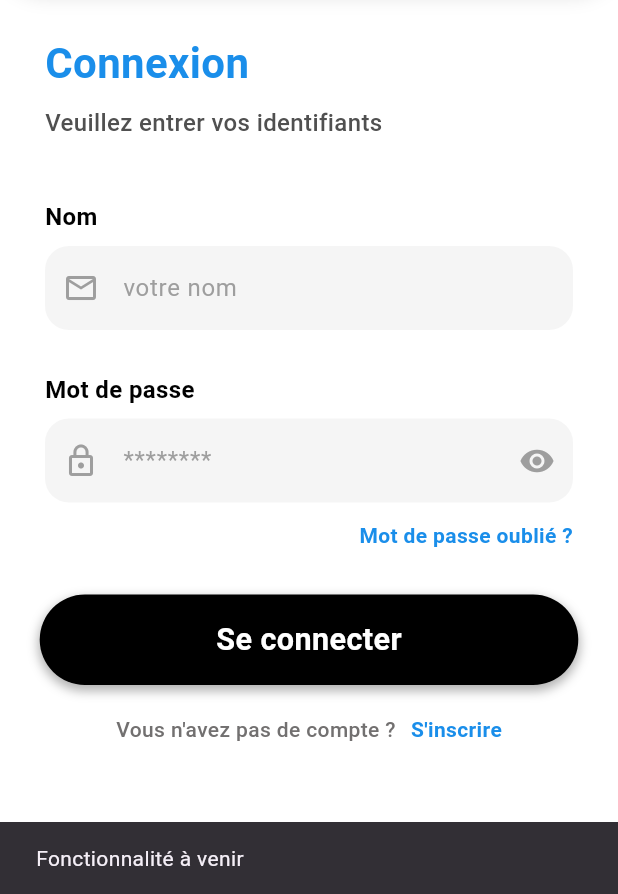
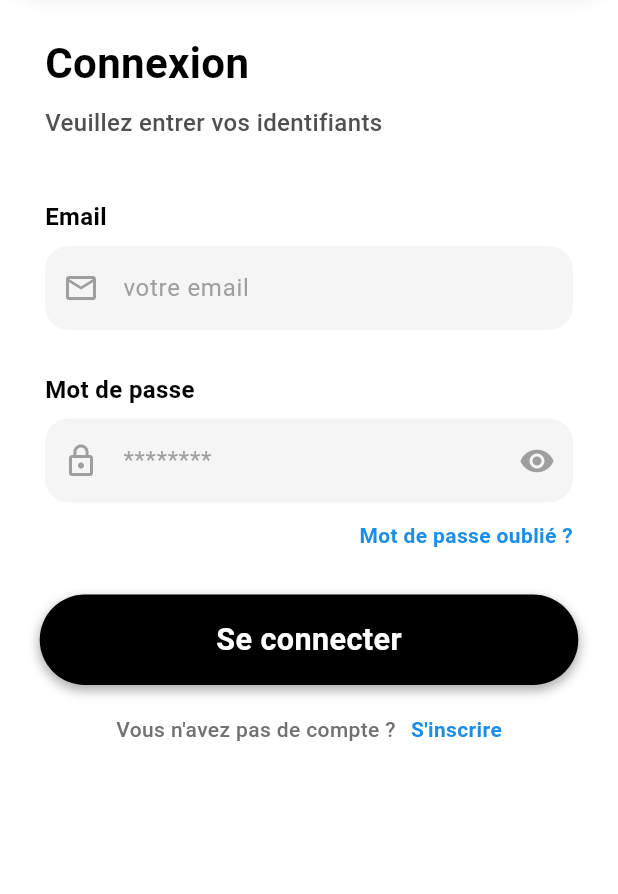
Before and after one commit to AbdelaliDuiche6/cmc_travel_app, a Flutter app: the screen it shows after launch, after a tap on "Mot de passe oublié ?", on a phone screen of 412 x 824 dp, the part 342-1236 px from its top. Run offline on Flutter 3.47's test engine with Material 3 defaults, Android fonts, the phone set to English and light mode, and no system bars; drawn by our look-alikes of flutter_animate; our stand-ins replace animate_do, fl_chart, flutter_svg, image_picker, percent_indicator, supabase_flutter; accounts and stored records are empty.

Commit message:
update login_screen

```diff
--- a/lib/pages/login_screen.dart
+++ b/lib/pages/login_screen.dart
@@ -7,6 +7,8 @@ import 'package:flutter/material.dart';
 import 'package:flutter_svg/flutter_svg.dart';
 import 'package:animate_do/animate_do.dart';
 import 'package:flutter_animate/flutter_animate.dart';
+
+
 
 class LoginScreen extends StatefulWidget {
   const LoginScreen({super.key});
@@ -58,8 +60,10 @@ class _LoginScreenState extends State<LoginScreen> with SingleTickerProviderStat
     final email = _emailController.text;
     final password = _passwordController.text;
 
+
     try {
       final response = await authService.signInWithEmailPassword(email, password);
+
 
       if (response.session != null && mounted) {
         // Rebuild the widget tree and let AuthGate handle navigation
@@ -177,7 +181,7 @@ class _LoginScreenState extends State<LoginScreen> with SingleTickerProviderStat
                     style: TextStyle(
                       fontSize: 28,
                       fontWeight: FontWeight.bold,
-                      color: Color.fromARGB(255, 26, 142, 234),
+                      color: Colors.black,
                     ),
                   ).animate().fadeIn(duration: 600.ms).slideX(),
                   const SizedBox(height: 8),
@@ -204,7 +208,7 @@ class _LoginScreenState extends State<LoginScreen> with SingleTickerProviderStat
                         //   ),
                         // ),
                         const SizedBox(height: 8),
-                        _buildTextField("Nom", Icons.email_outlined, _emailController),
+                        _buildTextField("Email", Icons.email_outlined, _emailController),
                       ],
                     ),
                   ),
@@ -239,10 +243,7 @@ class _LoginScreenState extends State<LoginScreen> with SingleTickerProviderStat
                       children: [
                         GestureDetector(
                           onTap: () {
-                            // Fonctionnalité de mot de passe oublié
-                            ScaffoldMessenger.of(context).showSnackBar(
-                              const SnackBar(content: Text("Fonctionnalité à venir"))
-                            );
+
                           },
                           child: const Text(
                             "Mot de passe oublié ?",
```
